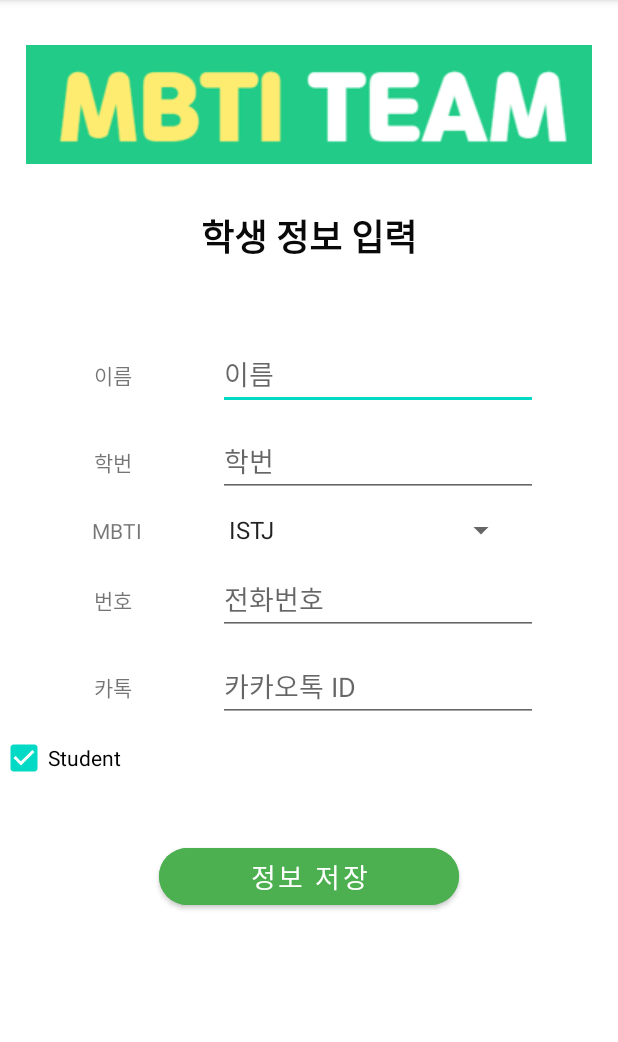
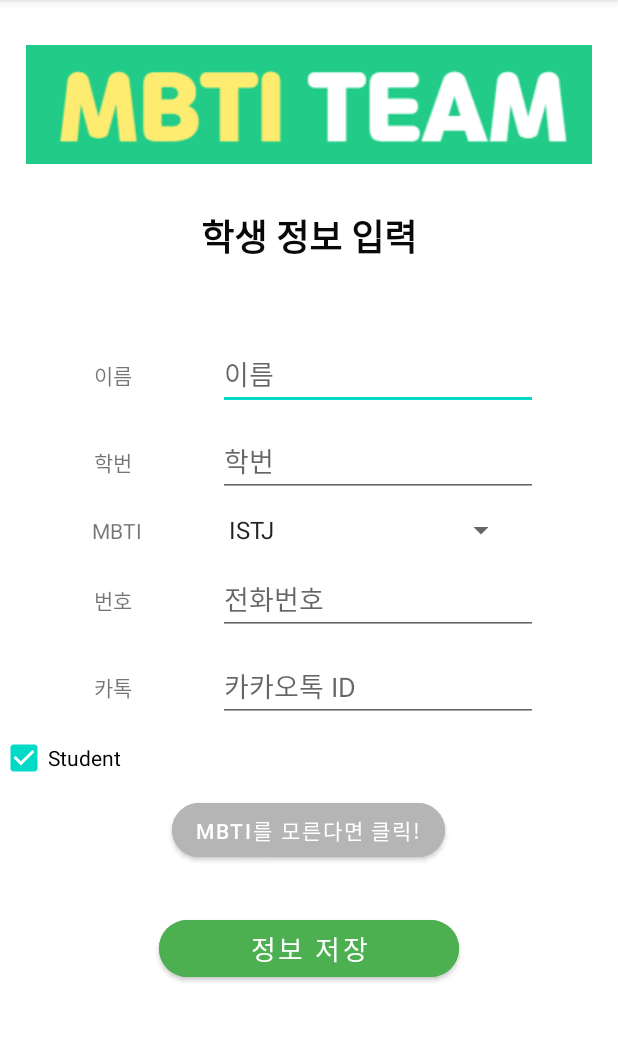
Before and after one commit to teaMBTI/SE_TermProject_teaMBTI, an Android app: the WriteSInformation screen opened directly, with no data from a screen before it, on a phone screen of 412 x 824 dp, the part 84-1126 px from its top. Run offline under Robolectric (Android 15) with nearby library versions, the phone set to English and light mode, and no system bars; our stand-ins replace Firebase (no records; nobody signed in at launch, a user with empty details on screens opened directly).

Commit message:
Add MBTI link

```diff
--- a/MBTIMatchingSystem/app/src/main/java/com/seproject/mbtimatchingsystem/WriteSInformation.java
+++ b/MBTIMatchingSystem/app/src/main/java/com/seproject/mbtimatchingsystem/WriteSInformation.java
@@ -3,6 +3,7 @@ package com.seproject.mbtimatchingsystem;
 import androidx.appcompat.app.AppCompatActivity;
 
 import android.content.Intent;
+import android.net.Uri;
 import android.os.Bundle;
 import android.view.View;
 import android.widget.AdapterView;
@@ -82,6 +83,15 @@ public class WriteSInformation extends AppCompatActivity {
                 }
         });
 
+        Button link = findViewById(R.id.link);
+        link.setOnClickListener(new View.OnClickListener() {
+            @Override
+            public void onClick(View v) {
+                Intent intent = new Intent(Intent.ACTION_VIEW, Uri.parse("https://www.16personalities.com"));
+                startActivity(intent);
+            }
+        });
+
     }
 
     public void postFirebaseDatabase(boolean add){
--- a/MBTIMatchingSystem/app/src/main/res/layout/activity_sinfo.xml
+++ b/MBTIMatchingSystem/app/src/main/res/layout/activity_sinfo.xml
@@ -100,6 +100,7 @@
             android:layout_width="200dp"
             android:layout_height="wrap_content"
             android:layout_marginRight="15dp" />
+
     </LinearLayout>
 
     <LinearLayout
@@ -152,13 +153,23 @@
             android:ems="10"
             android:hint="카카오톡 ID"
             android:inputType="textPersonName" />
+
     </LinearLayout>
 
     <CheckBox
         android:id="@+id/student"
-        android:layout_width="match_parent"
+        android:layout_width="wrap_content"
         android:layout_height="wrap_content"
         android:text="Student" />
+
+    <Button
+        android:id="@+id/link"
+        android:layout_width="wrap_content"
+        android:layout_height="wrap_content"
+        android:layout_gravity="center|center_horizontal"
+        android:backgroundTint="#B5B5B5"
+        android:text="MBTI를 모른다면 클릭!"
+        app:cornerRadius="30dp"/>
 
     <Button
         android:id="@+id/save_std"
@@ -172,4 +183,5 @@
         android:textColor="#FFFFFF"
         android:textSize="18sp"
         app:cornerRadius="30dp" />
+
 </LinearLayout>
```
